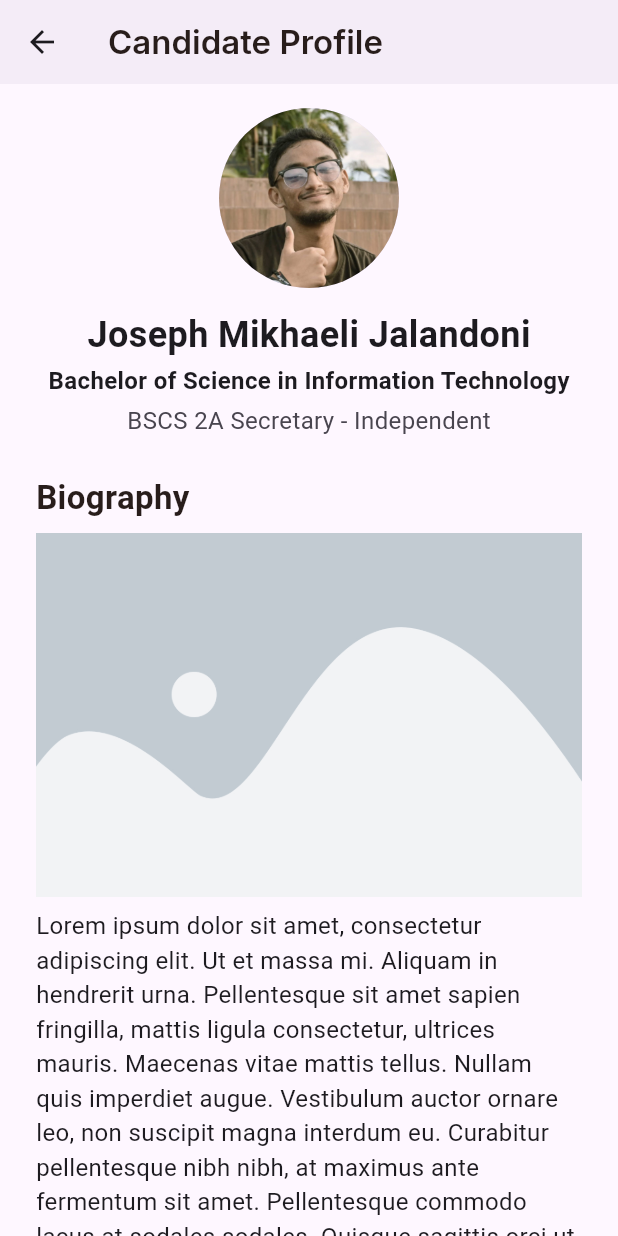
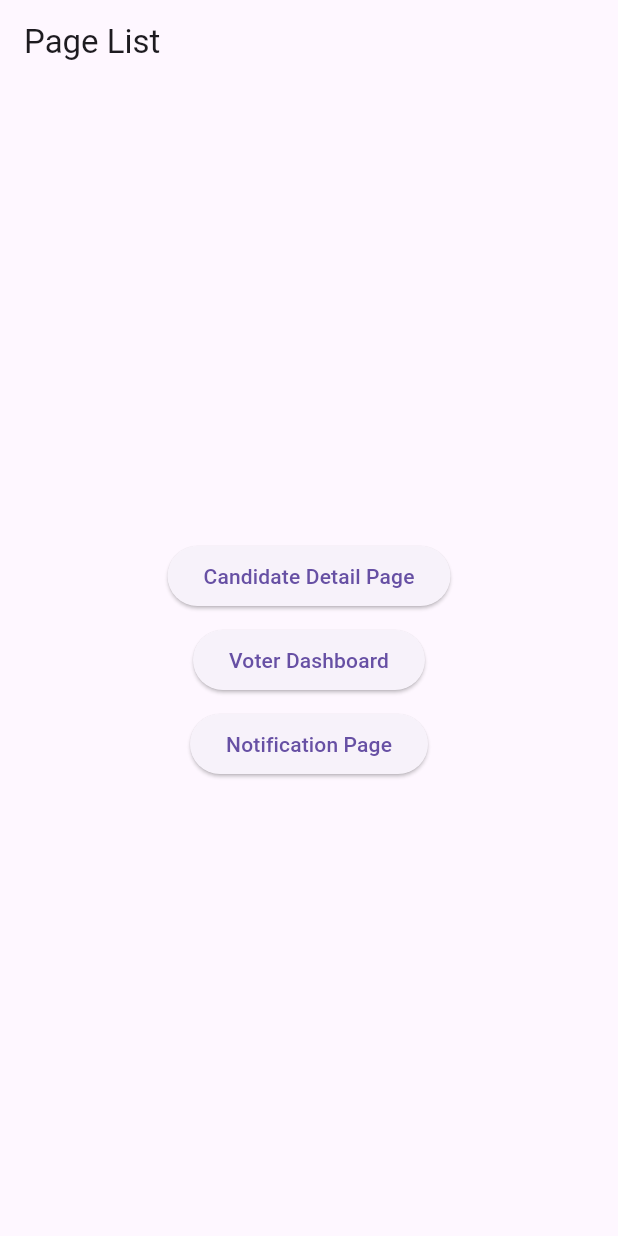
Before and after one commit to justCallMeJeg/voteapp, a Flutter app: the screen it shows after launch, on a phone screen of 412 x 824 dp. Run offline on Flutter 3.47's test engine with Material 3 defaults, Android fonts, the phone set to English and light mode, and no system bars; our stand-ins replace google_fonts.

Commit message:
add temp page to navigate between pages
add temp dashboard page with profile tab

add nav pop for notification and candidate page

change ui edgeinset and icons for clarity

```diff
--- a/lib/components/settings_item.dart
+++ b/lib/components/settings_item.dart
@@ -11,7 +11,7 @@ class SettingsListItem extends StatelessWidget {
   @override
   Widget build(BuildContext context) {
     return Padding(
-      padding: const EdgeInsets.symmetric(vertical: 4.0),
+      padding: const EdgeInsets.symmetric(vertical: 8.0),
       child: Row(
         spacing: 8.0,
         children: [
@@ -26,7 +26,7 @@ class SettingsListItem extends StatelessWidget {
               ),
             ),
           ),
-          Icon(Icons.arrow_right, color: Palette.black),
+          Icon(Icons.navigate_next, color: Palette.black),
         ],
       ),
     );
--- a/lib/main.dart
+++ b/lib/main.dart
@@ -1,5 +1,7 @@
 import 'package:flutter/material.dart';
 import 'package:myapp/pages/dashboard/voter/candidate.dart';
+import 'package:myapp/pages/dashboard/voter/dashboard.dart';
+import 'package:myapp/pages/dashboard/voter/notification.dart';
 
 void main() {
   runApp(const MyApp());
@@ -29,10 +31,106 @@ class MyApp extends StatelessWidget {
         // restart instead.
         //
         // This works for code too, not just values: Most code changes can be
-        // tested with just a hot reload.
-        colorScheme: ColorScheme.fromSeed(seedColor: Colors.deepPurple),
+        // tested with just a hot reload.색상 구성표: ColorScheme.fromSeed(seedColor: 색상.deepPurple),
       ),
-      home: const CandidateDetailPage(),
+      home: TemporaryPageList(),
     );
   }
 }
+
+class TemporaryPageList extends StatefulWidget {
+  const TemporaryPageList({super.key});
+
+  @override
+  State<TemporaryPageList> createState() => _TemporaryPageListState();
+}
+
+class _TemporaryPageListState extends State<TemporaryPageList> {
+  @override
+  Widget build(BuildContext context) {
+    return Scaffold(
+      appBar: AppBar(title: const Text('Page List')),
+      body: Center(
+        child: Column(
+          mainAxisAlignment: MainAxisAlignment.center,
+          spacing: 8,
+          children: <Widget>[
+            // ElevatedButton(
+            //   onPressed: () {
+            //     Navigator.of(context).push(
+            //       MaterialPageRoute(builder: (context) => const LoginPage()),
+            //     );
+            //   },
+            //   child: const Text('Login Page'),
+            // ),
+            // const Gap(16),
+            // ElevatedButton(
+            //   onPressed: () {
+            //     Navigator.of(context).push(
+            //       MaterialPageRoute(builder: (context) => const RecoveryPage()),
+            //     );
+            //   },
+            //   child: const Text('Recovery Page'),
+            // ),
+            // const Gap(16),
+            // ElevatedButton(
+            //   onPressed: () {
+            //     Navigator.of(context).push(
+            //       MaterialPageRoute(builder: (context) => const SignupPage()),
+            //     );
+            //   },
+            //   child: const Text('Signup Page'),
+            // ),
+            // const Gap(16),
+            // ElevatedButton(
+            //   onPressed: () {
+            //     Navigator.of(context).push(
+            //       MaterialPageRoute(builder: (context) => const AdminDashboard()),
+            //     );
+            //   },
+            //   child: const Text('Admin Dashboard'),
+            // ),
+            ElevatedButton(
+              onPressed: () {
+                Navigator.of(context).push(
+                  MaterialPageRoute(
+                    builder: (context) => const CandidateDetailPage(),
+                  ),
+                );
+              },
+              child: const Text('Candidate Detail Page'),
+            ),
+            ElevatedButton(
+              onPressed: () {
+                Navigator.of(context).push(
+                  MaterialPageRoute(builder: (context) => const VoterDashboardPage()),
+                );
+              },
+              child: const Text('Voter Dashboard'),
+            ),
+            // const Gap(16),
+            // ElevatedButton(
+            //   onPressed: () {
+            //     Navigator.of(context).push(
+            //       MaterialPageRoute(builder: (context) => const BallotPage()),
+            //     );
+            //     },
+            //   child: const Text('Ballot Page'),
+            // ),
+            // const Gap(16),
+            ElevatedButton(
+              onPressed: () {
+                Navigator.of(context).push(
+                  MaterialPageRoute(
+                    builder: (context) => const NotificationPage(),
+                  ),
+                );
+              },
+              child: const Text('Notification Page'),
+            ),
+          ], // ElevatedButton(// onPressed: () {// Navigator.of(context).push(// MaterialPageRoute(builder: (context) => const ResultsPage()),// );// },// child: const Text('Results Page'),// ),],
+        ),
+      ),
+    );
+  }
+}
--- a/lib/pages/dashboard/voter/candidate.dart
+++ b/lib/pages/dashboard/voter/candidate.dart
@@ -11,7 +11,9 @@ class CandidateDetailPage extends StatelessWidget {
       appBar: AppBar(
         leading: IconButton(
           icon: const Icon(Icons.arrow_back),
-          onPressed: () {},
+          onPressed: () {
+            Navigator.pop(context);
+          },
         ),
         title: Text(
           'Candidate Profile',
@@ -72,7 +74,7 @@ class ProfileInfo extends StatelessWidget {
           ),
         ),
         Text(
-          "Bachelor of Science in Information Technology",
+          "Bachelor of Science in Computer Science",
           style: GoogleFonts.roboto(
             fontSize: 16.0,
             fontWeight: FontWeight.w600,
--- a/lib/pages/dashboard/voter/notification.dart
+++ b/lib/pages/dashboard/voter/notification.dart
@@ -12,7 +12,9 @@ class NotificationPage extends StatelessWidget {
       appBar: AppBar(
         leading: IconButton(
           icon: const Icon(Icons.arrow_back),
-          onPressed: () {},
+          onPressed: () {
+            Navigator.pop(context);
+          },
         ),
         title: Text(
           'Notifications',
```
Also changed, not shown: lib/pages/dashboard/voter/dashboard.dart (+213 -0 lines).
